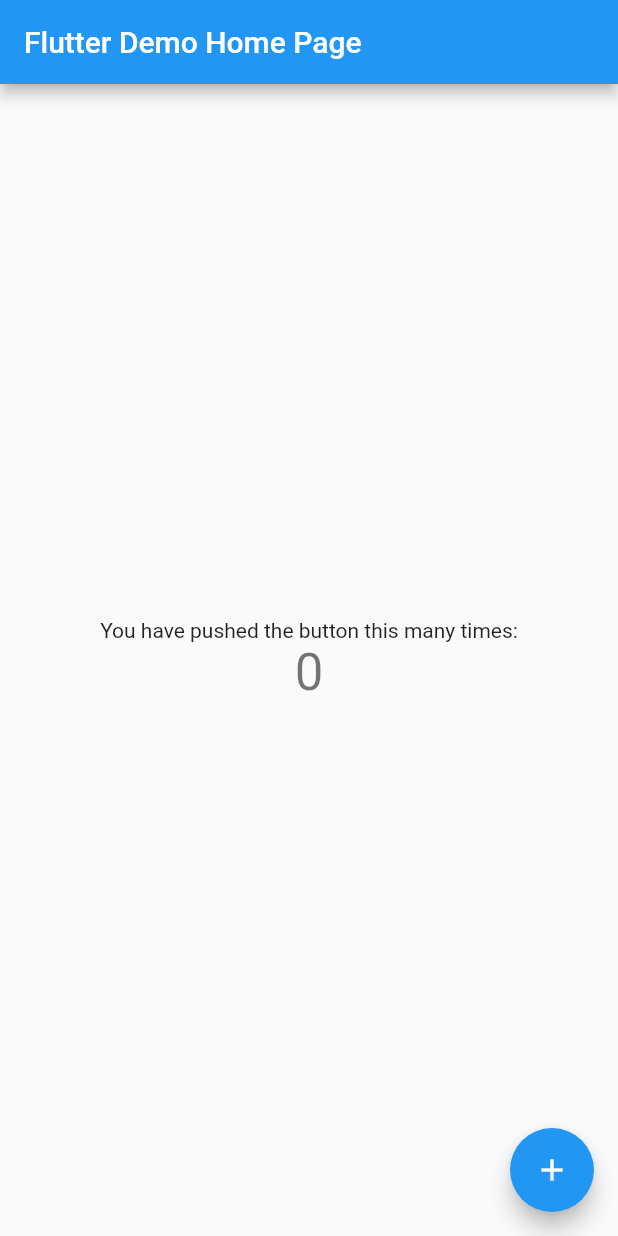
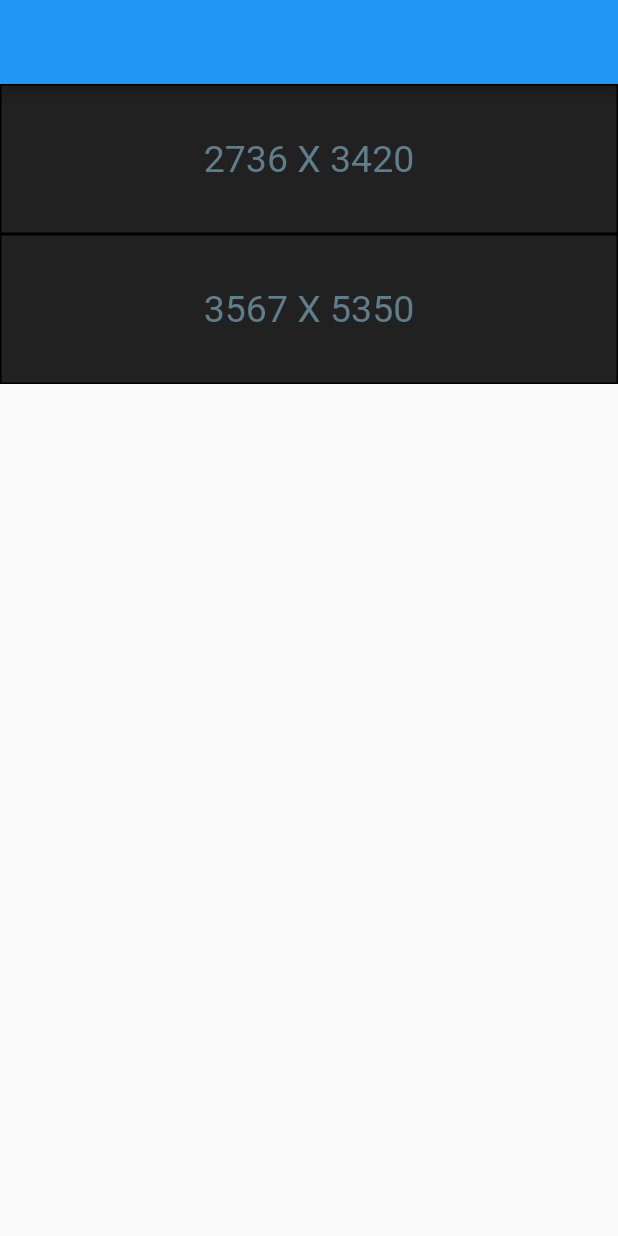
Before and after one commit to kirrosh/mts_flutter_app, a Flutter app: the screen it shows after launch, on a phone screen of 412 x 824 dp. Run offline on Flutter 3.47's test engine with Material 2 defaults, Android fonts, the phone set to English and light mode, and no system bars; our stand-ins replace flutter_image_compress.

Commit message:
image compressor

```diff
--- a/lib/main.dart
+++ b/lib/main.dart
@@ -1,4 +1,5 @@
 import 'package:flutter/material.dart';
+import 'package:mtsfluttertestapp/screens/ImageListscreen.dart';
 
 void main() => runApp(MyApp());
 
@@ -9,15 +10,6 @@ class MyApp extends StatelessWidget {
     return MaterialApp(
       title: 'Flutter Demo',
       theme: ThemeData(
-        // This is the theme of your application.
-        //
-        // Try running your application with "flutter run". You'll see the
-        // application has a blue toolbar. Then, without quitting the app, try
-        // changing the primarySwatch below to Colors.green and then invoke
-        // "hot reload" (press "r" in the console where you ran "flutter run",
-        // or simply save your changes to "hot reload" in a Flutter IDE).
-        // Notice that the counter didn't reset back to zero; the application
-        // is not restarted.
         primarySwatch: Colors.blue,
       ),
       home: MyHomePage(title: 'Flutter Demo Home Page'),
@@ -28,15 +20,6 @@ class MyApp extends StatelessWidget {
 class MyHomePage extends StatefulWidget {
   MyHomePage({Key key, this.title}) : super(key: key);
 
-  // This widget is the home page of your application. It is stateful, meaning
-  // that it has a State object (defined below) that contains fields that affect
-  // how it looks.
-
-  // This class is the configuration for the state. It holds the values (in this
-  // case the title) provided by the parent (in this case the App widget) and
-  // used by the build method of the State. Fields in a Widget subclass are
-  // always marked "final".
-
   final String title;
 
   @override
@@ -44,68 +27,8 @@ class MyHomePage extends StatefulWidget {
 }
 
 class _MyHomePageState extends State<MyHomePage> {
-  int _counter = 0;
-
-  void _incrementCounter() {
-    setState(() {
-      // This call to setState tells the Flutter framework that something has
-      // changed in this State, which causes it to rerun the build method below
-      // so that the display can reflect the updated values. If we changed
-      // _counter without calling setState(), then the build method would not be
-      // called again, and so nothing would appear to happen.
-      _counter++;
-    });
-  }
-
   @override
   Widget build(BuildContext context) {
-    // This method is rerun every time setState is called, for instance as done
-    // by the _incrementCounter method above.
-    //
-    // The Flutter framework has been optimized to make rerunning build methods
-    // fast, so that you can just rebuild anything that needs updating rather
-    // than having to individually change instances of widgets.
-    return Scaffold(
-      appBar: AppBar(
-        // Here we take the value from the MyHomePage object that was created by
-        // the App.build method, and use it to set our appbar title.
-        title: Text(widget.title),
-      ),
-      body: Center(
-        // Center is a layout widget. It takes a single child and positions it
-        // in the middle of the parent.
-        child: Column(
-          // Column is also a layout widget. It takes a list of children and
-          // arranges them vertically. By default, it sizes itself to fit its
-          // children horizontally, and tries to be as tall as its parent.
-          //
-          // Invoke "debug painting" (press "p" in the console, choose the
-          // "Toggle Debug Paint" action from the Flutter Inspector in Android
-          // Studio, or the "Toggle Debug Paint" command in Visual Studio Code)
-          // to see the wireframe for each widget.
-          //
-          // Column has various properties to control how it sizes itself and
-          // how it positions its children. Here we use mainAxisAlignment to
-          // center the children vertically; the main axis here is the vertical
-          // axis because Columns are vertical (the cross axis would be
-          // horizontal).
-          mainAxisAlignment: MainAxisAlignment.center,
-          children: <Widget>[
-            Text(
-              'You have pushed the button this many times:',
-            ),
-            Text(
-              '$_counter',
-              style: Theme.of(context).textTheme.display1,
-            ),
-          ],
-        ),
-      ),
-      floatingActionButton: FloatingActionButton(
-        onPressed: _incrementCounter,
-        tooltip: 'Increment',
-        child: Icon(Icons.add),
-      ), // This trailing comma makes auto-formatting nicer for build methods.
-    );
+    return ImageListScreen();
   }
 }
--- /dev/null
+++ b/lib/screens/ImageListscreen.dart
@@ -0,0 +1,64 @@
+import 'package:flutter/material.dart';
+
+import 'SingleImageScreen.dart';
+
+class ImageListScreen extends StatelessWidget {
+  @override
+  Widget build(BuildContext context) {
+    return Scaffold(
+      appBar: AppBar(),
+      body: Center(
+        child: ListView(
+          children: <Widget>[
+            ListItem(
+              fileName: '2736x3420.jpg',
+              dimensionsTitle: '2736 X 3420',
+            ),
+            ListItem(
+              fileName: '3567x5350.jpg',
+              dimensionsTitle: '3567 X 5350',
+            ),
+          ],
+        ),
+      ), // This trailing comma makes auto-formatting nicer for build methods.
+    );
+  }
+}
+
+class ListItem extends StatelessWidget {
+  final String fileName;
+  final String dimensionsTitle;
+
+  const ListItem({Key key, this.fileName, this.dimensionsTitle})
+      : super(key: key);
+  @override
+  Widget build(BuildContext context) {
+    return GestureDetector(
+      onTap: () {
+        Navigator.push(
+          context,
+          MaterialPageRoute(
+            builder: (context) => SingleImageScreen(),
+          ),
+        );
+      },
+      child: Container(
+        decoration: BoxDecoration(
+          color: Colors.black87,
+          border: Border.all(width: 1),
+        ),
+        height: 100,
+        width: double.infinity,
+        child: Center(
+          child: Text(
+            this.dimensionsTitle,
+            style: TextStyle(
+              fontSize: 25,
+              color: Colors.blueGrey,
+            ),
+          ),
+        ),
+      ),
+    );
+  }
+}
--- a/pubspec.yaml
+++ b/pubspec.yaml
@@ -23,6 +23,8 @@ dependencies:
   # The following adds the Cupertino Icons font to your application.
   # Use with the CupertinoIcons class for iOS style icons.
   cupertino_icons: ^0.1.2
+  flutter_image_compress: ^0.6.5+1
+  path_provider: ^1.6.7
 
 dev_dependencies:
   flutter_test:
@@ -40,6 +42,8 @@ flutter:
   # the material Icons class.
   uses-material-design: true
 
+  assets:
+    - img/
   # To add assets to your application, add an assets section, like this:
   # assets:
   #  - images/a_dot_burr.jpeg
```
Also changed, not shown: lib/ImageCompressor.dart (added, +164 -0 lines), lib/screens/SingleImageScreen.dart (added, +20 -0 lines), img/2736x3420.jpg (added), img/4000x2327.jpg (added), img/5472x3648.jpg (added), pubspec.lock, 1 other file.
